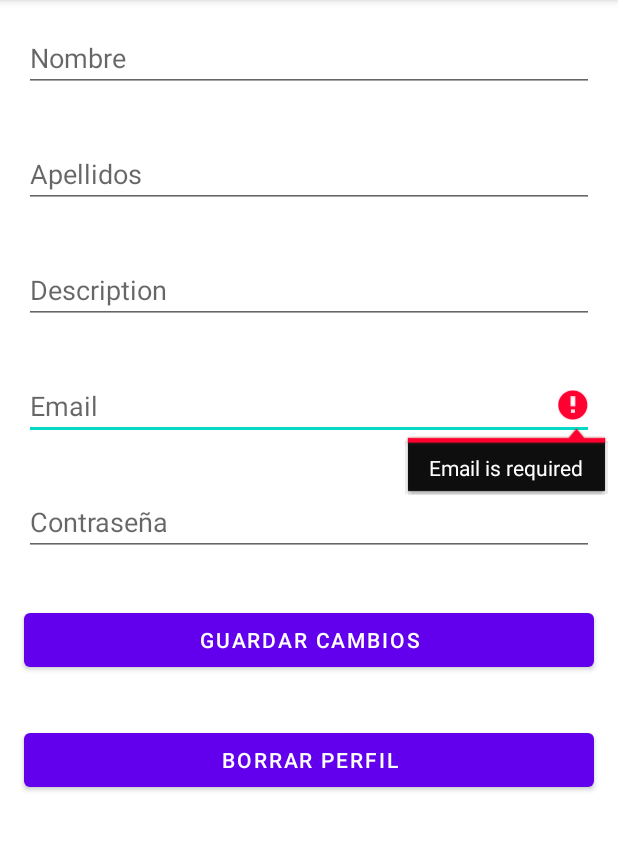
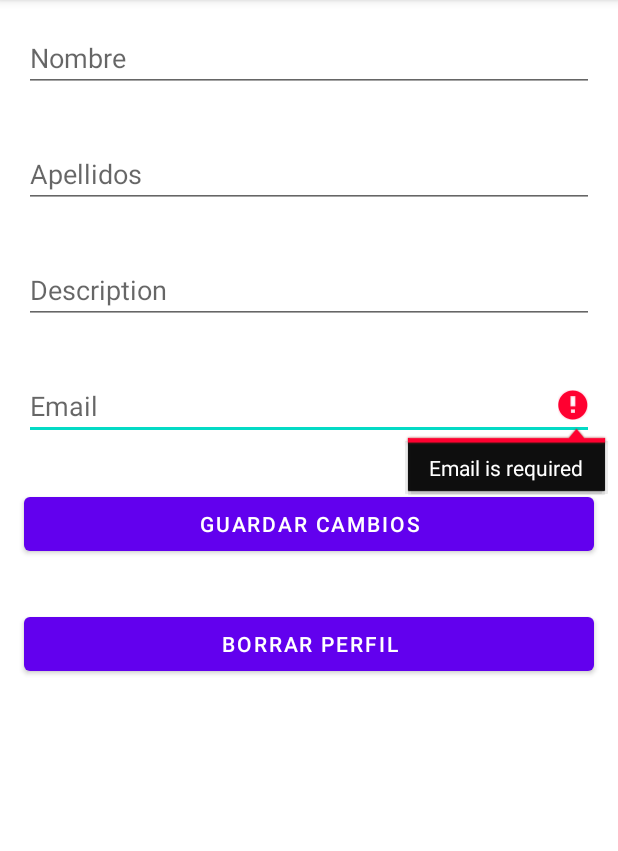
Before and after one commit to fernandoseara/Practica-PSi, an Android app: the EditPerfil screen opened directly, with no data from a screen before it, after a tap on "GUARDAR CAMBIOS", on a phone screen of 412 x 824 dp, the part 84-935 px from its top. Run offline under Robolectric (Android 15) with nearby library versions, the phone set to English and light mode, and no system bars; our stand-ins replace Firebase (no records; nobody signed in at launch, a user with empty details on screens opened directly).

Commit message:
Cambio de todo EditPerfil.java . Ahora pone bien los datos actuales en los EditText, Quité el EditText de cambiar contraseña porque no tiene sentido (no está almacenada en el mismo sitio, gracias a dios) Guardar cambios te manda al perfil actualizado Borrar perfil te pregunta por seguridad si de verdad quieres hacerlo con un Dialog. +Fixes

```diff
--- a/app/src/main/java/es/udc/psi/EditPerfil.java
+++ b/app/src/main/java/es/udc/psi/EditPerfil.java
@@ -1,6 +1,9 @@
 package es.udc.psi;
 
+import android.content.DialogInterface;
 import android.content.Intent;
+import android.graphics.Bitmap;
+import android.graphics.BitmapFactory;
 import android.os.Bundle;
 import android.view.View;
 import android.widget.Button;
@@ -9,20 +12,29 @@ import android.widget.TextView;
 import android.widget.Toast;
 
 import androidx.annotation.NonNull;
+import androidx.appcompat.app.AlertDialog;
 import androidx.appcompat.app.AppCompatActivity;
 
 import com.google.android.gms.tasks.OnCompleteListener;
 import com.google.android.gms.tasks.Task;
+import com.google.android.material.snackbar.Snackbar;
 import com.google.android.material.textfield.TextInputEditText;
 import com.google.firebase.auth.FirebaseAuth;
 import com.google.firebase.auth.FirebaseUser;
+import com.google.firebase.database.DataSnapshot;
+import com.google.firebase.database.DatabaseError;
 import com.google.firebase.database.DatabaseReference;
 import com.google.firebase.database.FirebaseDatabase;
+import com.google.firebase.database.GenericTypeIndicator;
+import com.google.firebase.database.ValueEventListener;
+import com.google.firebase.storage.FirebaseStorage;
 import com.google.firebase.storage.StorageReference;
+
+import java.util.ArrayList;
 
 public class EditPerfil extends AppCompatActivity {
 
-    EditText editTextEmail, editTextPassword, editTextName, editTextLastname, editTextDescription;
+    EditText editTextEmail, editTextName, editTextLastname, editTextDescription;
 
     Button guardarCambiosButton;
     Button borrarPerfilButton;
@@ -31,6 +43,7 @@ public class EditPerfil extends AppCompatActivity {
     FirebaseAuth mAuth;
     private FirebaseUser currentUser;
     private DatabaseReference usersRef;
+    private DatabaseReference mDatabase;
 
     @Override
     protected void onCreate(Bundle savedInstanceState) {
@@ -38,7 +51,6 @@ public class EditPerfil extends AppCompatActivity {
         setContentView(R.layout.activity_edit_perfil);
 
         editTextEmail = findViewById(R.id.editTextEmail);
-        editTextPassword = findViewById(R.id.editTextPassword);
         editTextName = findViewById(R.id.editTextName);
         editTextLastname = findViewById(R.id.editTextLastname);
         editTextDescription = findViewById(R.id.editTextDescription);
@@ -53,7 +65,7 @@ public class EditPerfil extends AppCompatActivity {
         guardarCambiosButton.setOnClickListener(new View.OnClickListener() {
             @Override
             public void onClick(View v) {
-                guardarCambios();
+                guardarCambios(v);
             }
         });
 
@@ -64,13 +76,45 @@ public class EditPerfil extends AppCompatActivity {
             }
         });
 
+        mDatabase = FirebaseDatabase.getInstance().getReference();
+        mDatabase.child("Users").child(currentUser.getUid()).addValueEventListener(new ValueEventListener() {
+            @Override
+            public void onDataChange(@NonNull DataSnapshot snapshot) {
+                if (snapshot.exists()) {
+
                     editTextEmail.setText(currentUser.getEmail());
-        editTextName.setText(currentUser.getDisplayName());
-        editTextLastname.setText(currentUser.getDisplayName());
-        editTextDescription.setText(currentUser.getDisplayName());
+                    editTextName.setText(snapshot.child("name").getValue(String.class));
+                    editTextLastname.setText(snapshot.child("lastname").getValue(String.class));
+                    editTextDescription.setText(snapshot.child("description").getValue(String.class));
+
+                }else{
+                    Intent intent_login = new Intent(getApplicationContext(), Login.class);
+                    startActivity(intent_login);
+                }
+            }
+            @Override
+            public void onCancelled(@NonNull DatabaseError error) {
+                Toast.makeText(EditPerfil.this, "La base de datos está fallando. ¿Tienes conexión?", Toast.LENGTH_SHORT).show();
+            }
+        });
+
     }
 
     private void borrarPerfil() {
+
+        // Crear un diálogo
+        AlertDialog.Builder builder = new AlertDialog.Builder(this);
+        builder.setTitle("¿Borrar perfil?");
+        builder.setMessage("¿Seguro que quieres borrar este perfil? Esta acción no puede deshacerse (en serio).");
+
+        // Botón de cancelar
+        builder.setNegativeButton("¡No! Cancelar", null);
+
+        // Botón de borrar perfil
+        builder.setPositiveButton("Sí, hazlo", new DialogInterface.OnClickListener() {
+            @Override
+            public void onClick(DialogInterface dialog, int which) {
+
                 currentUser.delete().addOnCompleteListener(new OnCompleteListener<Void>() {
                     @Override
                     public void onComplete(@NonNull Task<Void> task) {
@@ -80,39 +124,36 @@ public class EditPerfil extends AppCompatActivity {
                         finish();
                     }
                 });
+                dialog.dismiss();
+            }
+        });
+
+        AlertDialog dialog = builder.create();
+        dialog.show();
     }
 
-    private void guardarCambios(){
+    private void guardarCambios(View v){
         String email = editTextEmail.getText().toString();
-        String password = editTextPassword.getText().toString();
         String name = editTextName.getText().toString();
         String lastname = editTextLastname.getText().toString();
         String description = editTextDescription.getText().toString();
 
+        // Comprobación de errores
         if(email.isEmpty()){
             editTextEmail.setError("Email is required");
             editTextEmail.requestFocus();
             return;
         }
-
-        if(password.isEmpty()){
-            editTextPassword.setError("Password is required");
-            editTextPassword.requestFocus();
-            return;
-        }
-
         if(name.isEmpty()){
             editTextName.setError("Name is required");
             editTextName.requestFocus();
             return;
         }
-
         if(lastname.isEmpty()){
             editTextLastname.setError("Lastname is required");
             editTextLastname.requestFocus();
             return;
         }
-
         if(description.isEmpty()){
             editTextDescription.setError("Description is required");
             editTextDescription.requestFocus();
@@ -124,8 +165,13 @@ public class EditPerfil extends AppCompatActivity {
         usersRef.child("lastname").setValue(lastname);
         usersRef.child("description").setValue(description);
         usersRef.child("email").setValue(email);
-        usersRef.child("password").setValue(password);
 
-        Toast.makeText(this, "User updated", Toast.LENGTH_LONG).show();
+        // Listo: volvemos al perfil ahora actualizado
+        Toast.makeText(this, R.string.editPerfil_done, Toast.LENGTH_SHORT).show();
+        Intent intent = new Intent(this, VistaPerfil.class);
+        intent.putExtra("email", email);
+        startActivity(intent);
+
+
     }
 }
--- a/app/src/main/java/es/udc/psi/VistaPerfil.java
+++ b/app/src/main/java/es/udc/psi/VistaPerfil.java
@@ -73,7 +73,6 @@ public class VistaPerfil extends AppCompatActivity {
             startActivity(intent_login);
         }
 
-        Toast.makeText(this, email, Toast.LENGTH_SHORT).show();
         if (propio) { // El perfil es el mío
 
             Log.d("_TAG", "Se está viendo el prefil propio.");
--- a/app/src/main/res/layout/activity_edit_perfil.xml
+++ b/app/src/main/res/layout/activity_edit_perfil.xml
@@ -32,14 +32,6 @@
         android:layout_margin="16dp"
         android:hint="@string/email_editarPerfil" />
 
-    <EditText
-        android:id="@+id/editTextPassword"
-        android:layout_width="match_parent"
-        android:layout_height="wrap_content"
-        android:layout_margin="16dp"
-        android:hint="@string/contrasena_editarPerfil"
-        android:inputType="textPassword" />
-
     <Button
         android:id="@+id/guardarCambiosButton"
         android:layout_width="match_parent"
--- a/app/src/main/res/values/strings.xml
+++ b/app/src/main/res/values/strings.xml
@@ -28,4 +28,5 @@
     <string name="editar_perfil_but">Editar perfil</string>
     <string name="nombre_perfil_propio_ejemplo">Cargando...</string>
     <string name="vistaPerfil_listaVinilos_text">Lista de vinilos</string>
+    <string name="editPerfil_done">Usuario correctamente actualizado</string>
 </resources>
```
Lines whose indentation alone changed are shown as unchanged.
